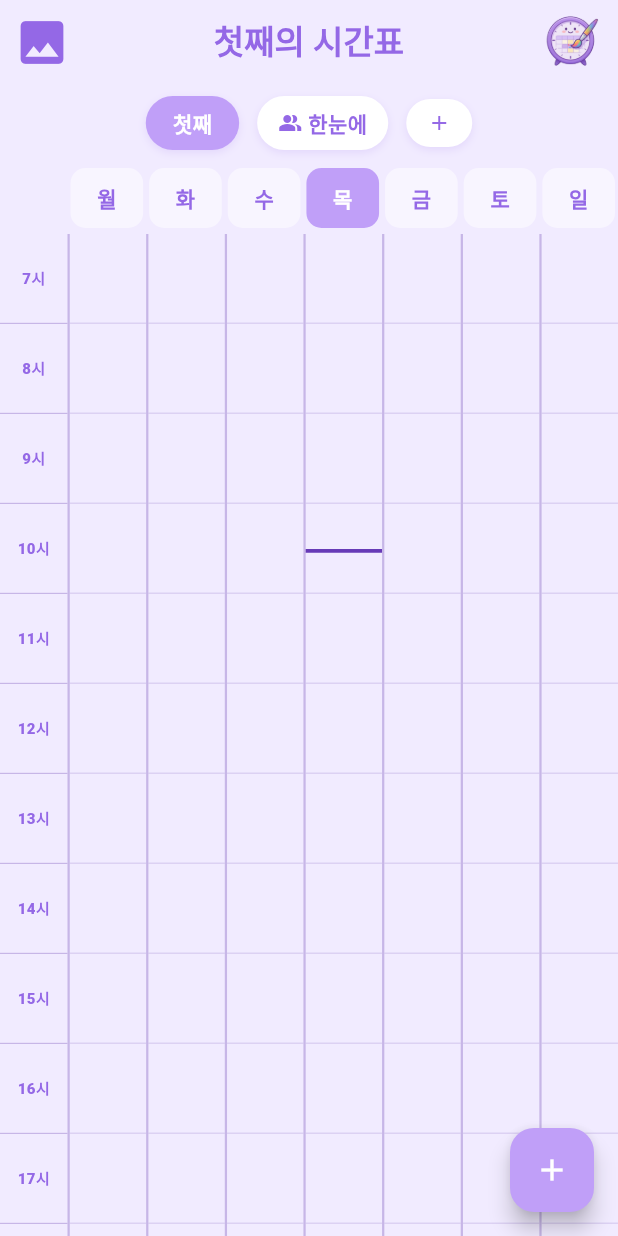
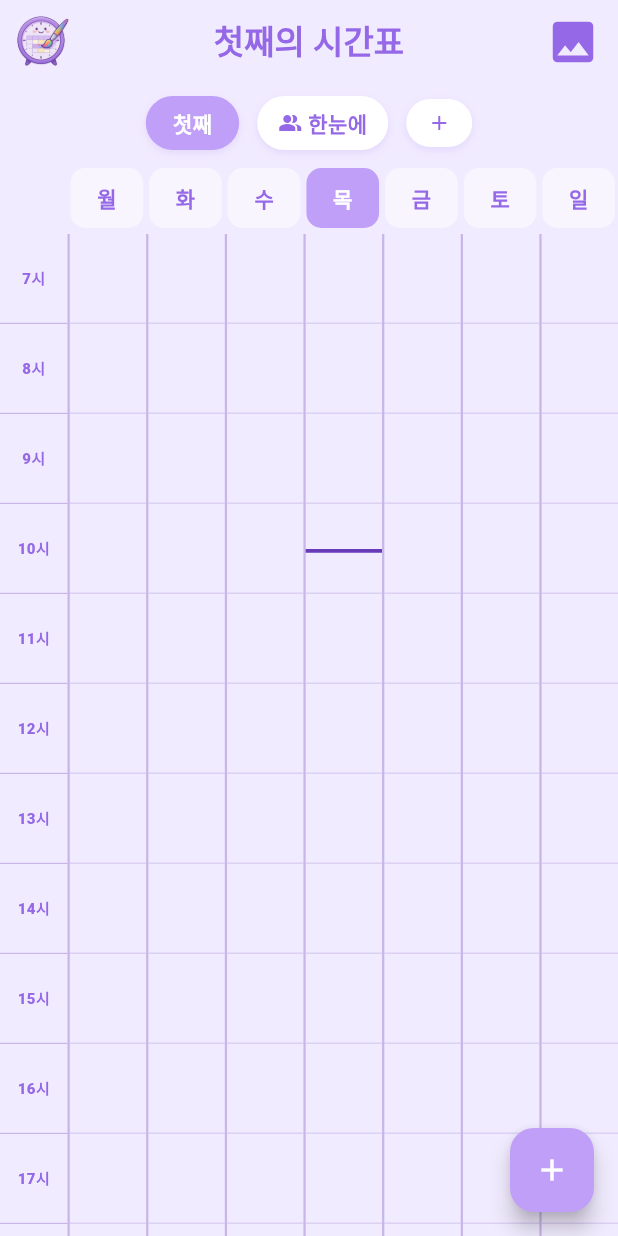
Before and after one commit to grey-shack-it/LaRa_Timetable, a Flutter app: the screen it shows after launch, after a tap on the "image" icon, on a phone screen of 412 x 824 dp. Run offline on Flutter 3.47's test engine with Material 3 defaults, Android fonts, the phone set to English and light mode, and no system bars; drawn by our look-alikes of screenshot; our stand-ins replace flutter_local_notifications, flutter_native_splash, get, google_mobile_ads, google_sign_in, hive and 4 more; missing offline and left inert: kakao_flutter_sdk_user, saver_gallery; accounts and stored records are empty; network calls fail.

Commit message:
pre-refactoring (app-bar edit)

```diff
--- a/lib/modules/home/home_view.dart
+++ b/lib/modules/home/home_view.dart
@@ -70,12 +70,31 @@ class _HomeViewState extends State<HomeView> {
     return Scaffold(
       backgroundColor: AppColors.lightPurple,
       appBar: AppBar(
-        leading: IconButton(
-          iconSize: 38,
-          icon: const Icon(Icons.image, color: AppColors.darkPurple),
-          onPressed: () =>
-              ImageSaveService.saveTimeTable(screenshotController, controller),
+        // 1. 왼쪽(leading)에 로그인 버튼(앱 아이콘) 배치
+        leading: Center(
+          // Center로 감싸서 좌측 패딩 정렬을 예쁘게 잡아줍니다.
+          child: GestureDetector(
+            onTap: () {
+              if (AuthService.currentUser != null) {
+                Get.delete<AcademyController>(force: true);
+                Get.off(() => const AcademyView());
+              } else {
+                Get.to(() => const LoginView());
+              }
+            },
+            child: ClipRRect(
+              borderRadius: BorderRadius.circular(8),
+              child: Image.asset(
+                'assets/images/app_icon.png',
+                width: 38,
+                height: 38,
+                fit: BoxFit.cover,
+              ),
+            ),
+          ),
         ),
+
+        // 2. 가운데 제목 (기존 유지)
         title: Obx(() {
           final title = controller.isOverlapView.value
               ? '아이들 시간표'
@@ -91,29 +110,18 @@ class _HomeViewState extends State<HomeView> {
         centerTitle: true,
         backgroundColor: AppColors.lightPurple,
         elevation: 0,
+
+        // 3. 오른쪽(actions)에 이미지 저장 버튼 배치
         actions: [
-          GestureDetector(
-            onTap: () {
-              if (AuthService.currentUser != null) {
-                Get.delete<AcademyController>(force: true);
-                Get.off(() => const AcademyView());
-              } else {
-                Get.to(() => const LoginView());
-              }
-            },
-            child: Padding(
-              padding: const EdgeInsets.only(right: 12),
-              child: ClipRRect(
-                borderRadius: BorderRadius.circular(8),
-                child: Image.asset(
-                  'assets/images/app_icon.png',
-                  width: 38,
-                  height: 38,
-                  fit: BoxFit.cover,
-                ),
-              ),
+          IconButton(
+            iconSize: 36,
+            icon: const Icon(Icons.image, color: AppColors.darkPurple),
+            onPressed: () => ImageSaveService.saveTimeTable(
+              screenshotController,
+              controller,
             ),
           ),
+          const SizedBox(width: 4), // 우측 여백 살짝 주기
         ],
       ),
 
```
